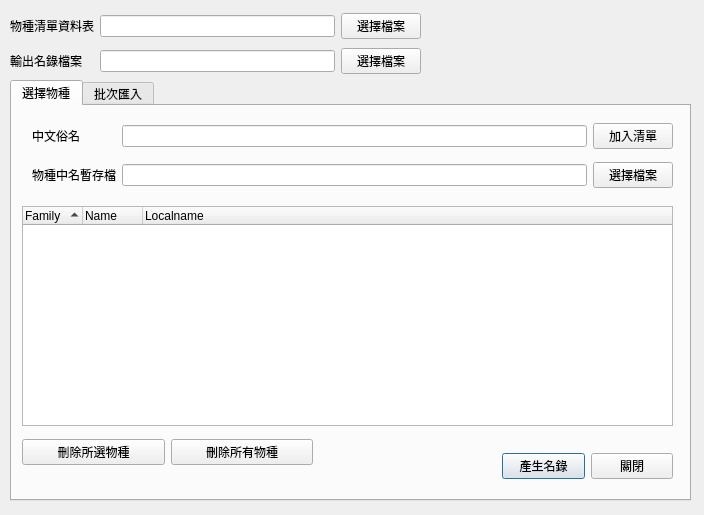
First picture: the form in src/qt-gui/ui/namegen.ui, repository TaiBON/checklister, before the edit.
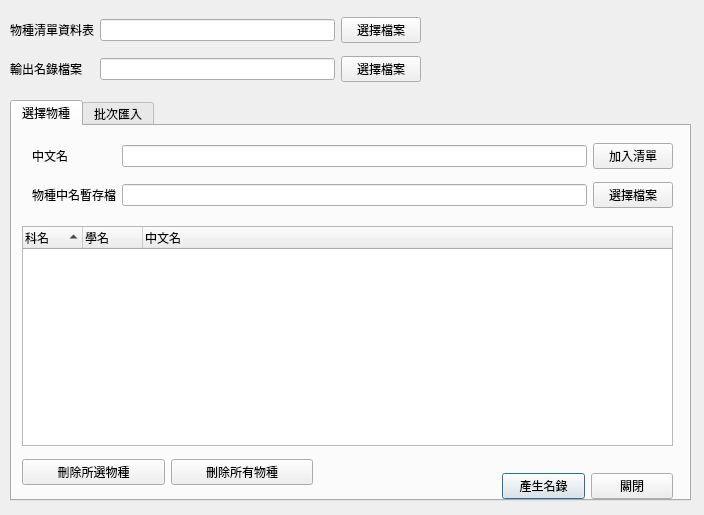
Second picture: the form after the edit.

```diff
--- a/src/qt-gui/ui/namegen.ui
+++ b/src/qt-gui/ui/namegen.ui
@@ -17,9 +17,9 @@
    <property name="geometry">
     <rect>
      <x>10</x>
-     <y>80</y>
+     <y>100</y>
      <width>681</width>
-     <height>421</height>
+     <height>401</height>
     </rect>
    </property>
    <property name="currentIndex">
@@ -70,17 +70,17 @@
      </attribute>
      <column>
       <property name="text">
-       <string>Family</string>
+       <string>科名</string>
       </property>
      </column>
      <column>
       <property name="text">
-       <string>Name</string>
+       <string>學名</string>
       </property>
      </column>
      <column>
       <property name="text">
-       <string>Localname</string>
+       <string>中文名</string>
       </property>
      </column>
     </widget>
@@ -156,7 +156,7 @@
       <item row="0" column="0">
        <widget class="QLabel" name="label_5">
         <property name="text">
-         <string>中文俗名</string>
+         <string>中文名</string>
         </property>
        </widget>
       </item>
@@ -250,7 +250,7 @@
      <x>10</x>
      <y>10</y>
      <width>411</width>
-     <height>68</height>
+     <height>81</height>
     </rect>
    </property>
    <layout class="QGridLayout" name="gridLayout_2">
```
Left out of the diff: 3 changed lines with no effect on the pictures.
